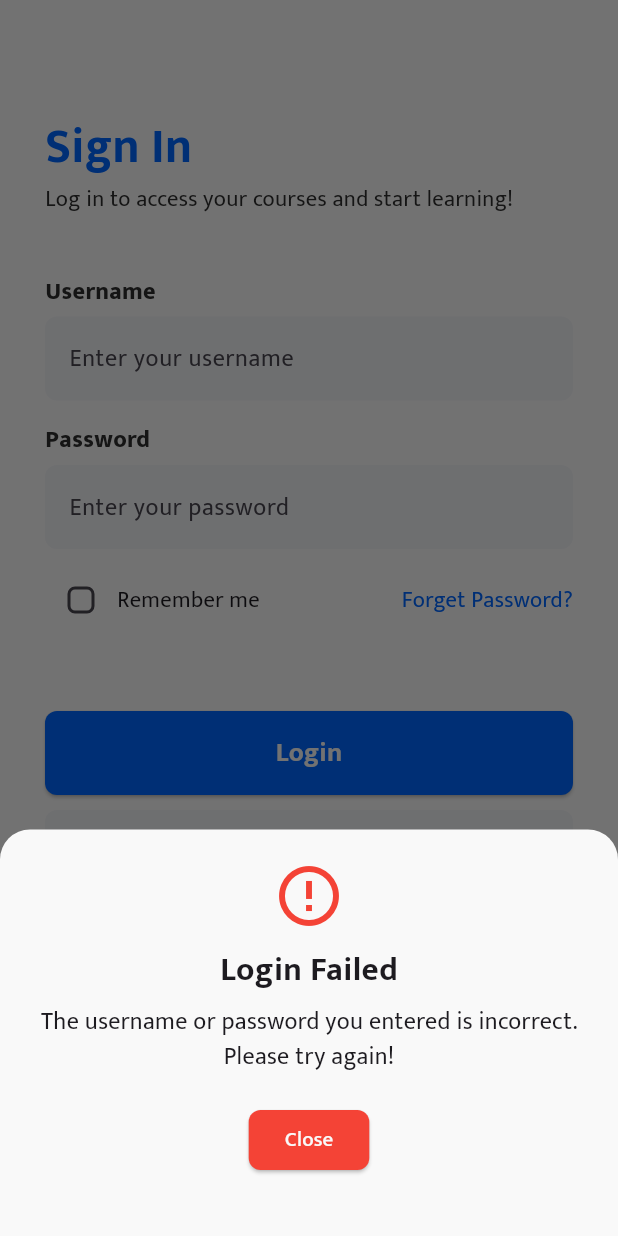
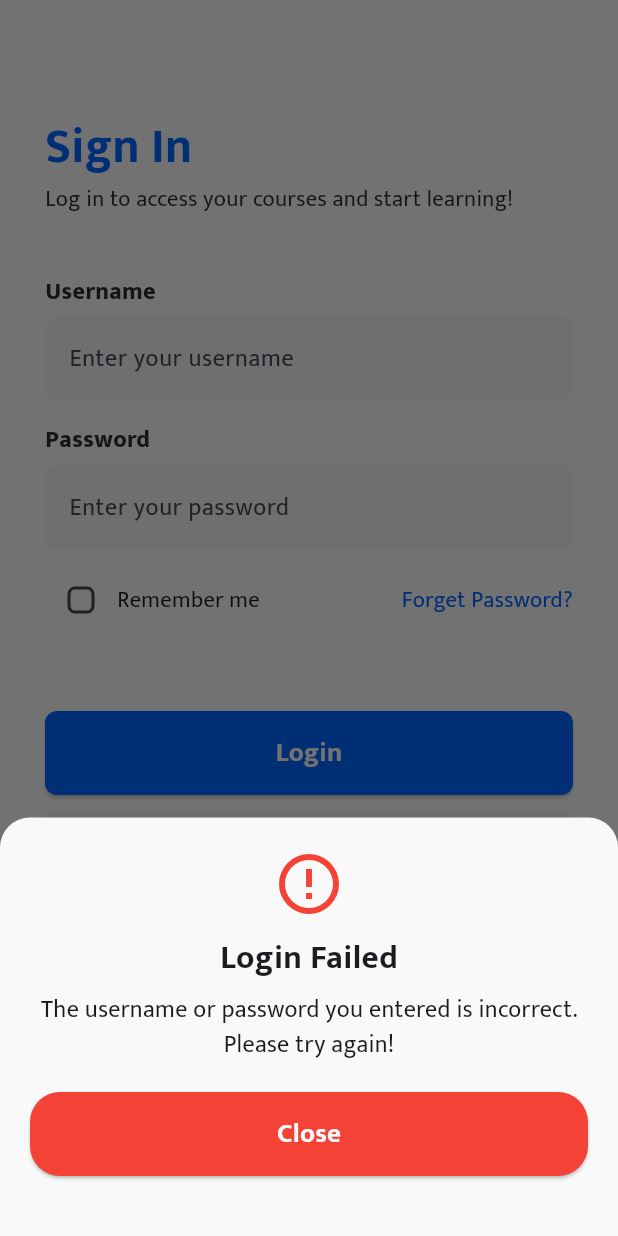
Before and after one commit to felix-malvin/quality_education_flutter_app, a Flutter app: the SigninPage screen opened directly, after a tap on "Login", on a phone screen of 412 x 824 dp. Run offline on Flutter 3.47's test engine with Material 3 defaults, Android fonts, the phone set to English and light mode, and no system bars.

Commit message:
Memodifikasi Button pada Bottom Sheets

```diff
--- a/lib/pages/signin.dart
+++ b/lib/pages/signin.dart
@@ -350,16 +350,33 @@ class _SigninPage extends State<SigninPage> {
                 style: TextStyle(fontSize: 16),
               ),
               SizedBox(height: 20),
-              ElevatedButton(
-                onPressed: () => Navigator.pop(context),
-                style: ElevatedButton.styleFrom(
-                  backgroundColor: Colors.red,
-                  shape: RoundedRectangleBorder(
-                    borderRadius: BorderRadius.circular(8),
+              SizedBox(
+                    width: double.infinity,
+                    child: ElevatedButton(
+                      onPressed: () {
+                        Navigator.pop(context);
+                      },
+                      style: TextButton.styleFrom(
+                        backgroundColor: Colors.red,
+                        foregroundColor: CustomColors.white,
+                        shape: RoundedRectangleBorder(
+                          borderRadius: BorderRadius.circular(20),
+                        ),
+                        padding: EdgeInsets.symmetric(
+                          horizontal: 35,
+                          vertical: 15,
+                        ),
+                      ),
+                      child: Text(
+                        "Close",
+                        style: TextStyle(
+                          fontSize: 18,
+                          color: Color(0xFFF9F9F9),
+                          fontWeight: FontWeight.w700,
+                        ),
+                      ),
+                    ),
                   ),
-                ),
-                child: Text('Close', style: TextStyle(color: CustomColors.white)),
-              ),
               SizedBox(height: 20),
             ],
           ),
```
